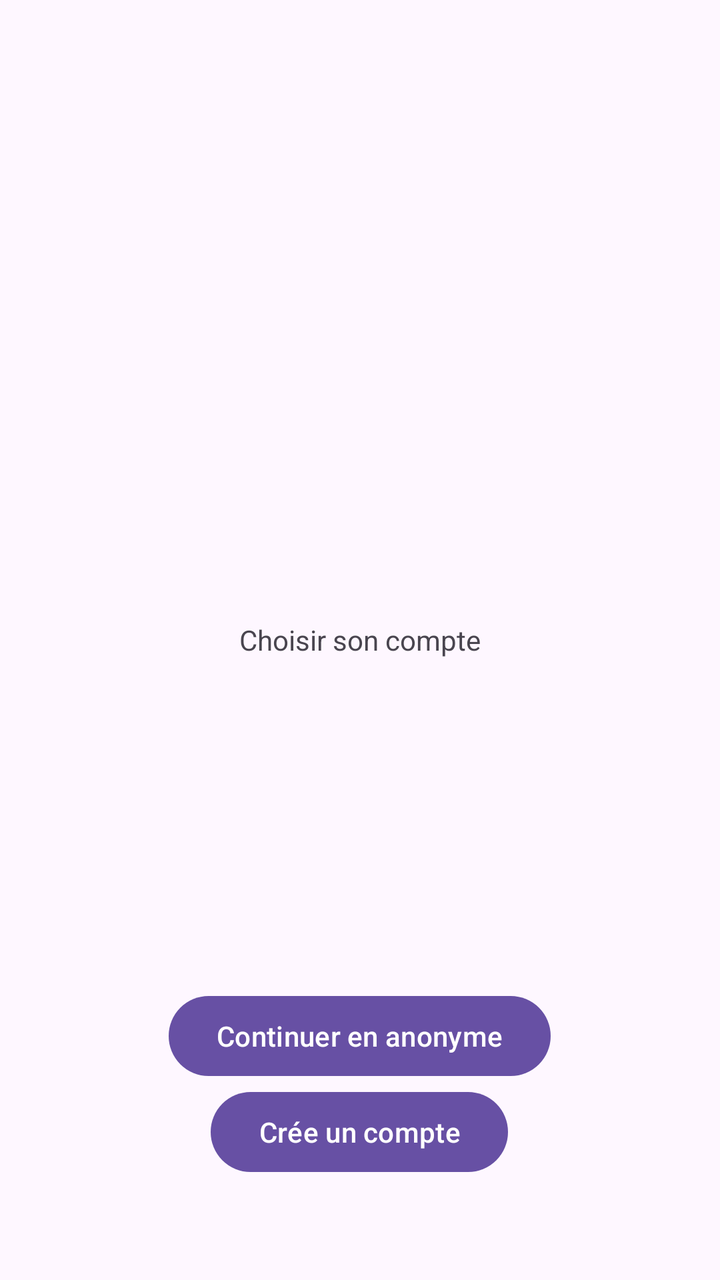
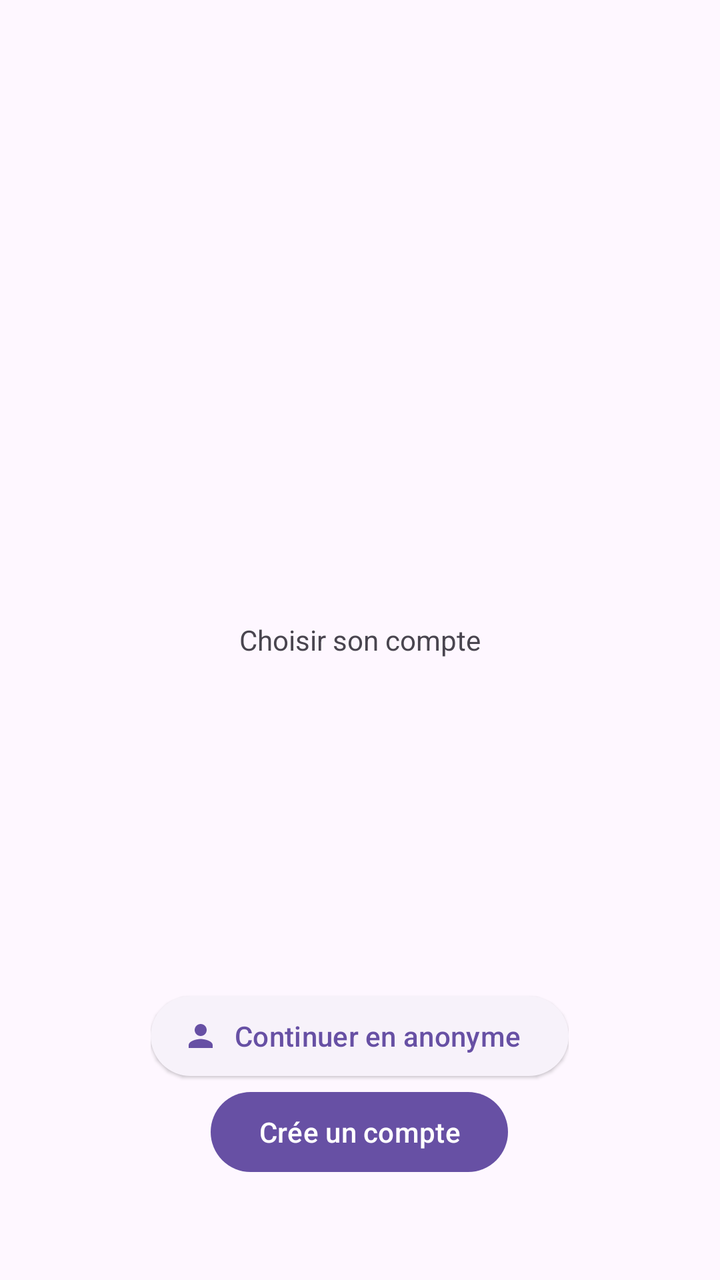

Two renders of the same Android screen: before a commit and after it. Below are the layout's source before the change and the commit's diff.
<!-- AndroidManifest.xml: application theme Theme.MiniProjet -->
<!-- res/layout/activity_main.xml -->
<?xml version="1.0" encoding="utf-8"?>
<RelativeLayout xmlns:android="http://schemas.android.com/apk/res/android"
    xmlns:app="http://schemas.android.com/apk/res-auto"
    xmlns:tools="http://schemas.android.com/tools"
    android:id="@+id/main"
    android:layout_width="match_parent"
    android:layout_height="match_parent"
    tools:context=".MainActivity">


    <LinearLayout
        android:layout_width="wrap_content"
        android:layout_height="wrap_content"
        android:gravity="center"
        android:layout_centerInParent="true"
        android:orientation="vertical">

        <TextView
            android:layout_width="wrap_content"
            android:layout_height="wrap_content"
            android:text="@string/Main_main_title"/>


    </LinearLayout>

    <LinearLayout
        android:layout_width="wrap_content"
        android:layout_height="wrap_content"
        android:layout_alignParentBottom="true"
        android:layout_centerInParent="true"
        android:orientation="vertical"
        android:gravity="center"
        android:layout_marginBottom="50dp">
        <Button
            android:layout_width="wrap_content"
            android:layout_height="wrap_content"
            android:text="@string/Main_btn_Ano"
            android:id="@+id/Main_btn_Ano"/>

        <Button
            android:layout_width="wrap_content"
            android:layout_height="wrap_content"
            android:text="@string/Main_btn_crea"
            android:id="@+id/Main_btn_crea"/>
    </LinearLayout>

</RelativeLayout>
<!-- resources referenced by this layout -->
<resources>
  <string name="Main_btn_Ano">Continuer en anonyme</string>
  <string name="Main_btn_crea">Crée un compte</string>
  <string name="Main_main_title">Choisir son compte</string>
  <style name="Theme.MiniProjet" parent="Base.Theme.MiniProjet" />
  <style name="Base.Theme.MiniProjet" parent="Theme.Material3.DayNight.NoActionBar">
          
          
      </style>
</resources>

<!-- the commit's change to res/layout/activity_main.xml (unified diff, before → after) -->
@@ -19,8 +19,6 @@
             android:layout_width="wrap_content"
             android:layout_height="wrap_content"
             android:text="@string/Main_main_title"/>
-
-
     </LinearLayout>
 
     <LinearLayout
@@ -32,10 +30,13 @@
         android:gravity="center"
         android:layout_marginBottom="50dp">
         <Button
+            style="@style/Widget.Material3.Button.ElevatedButton.Icon"
             android:layout_width="wrap_content"
             android:layout_height="wrap_content"
             android:text="@string/Main_btn_Ano"
-            android:id="@+id/Main_btn_Ano"/>
+            android:id="@+id/Main_btn_Ano"
+            app:icon="@drawable/baseline_person_24"
+            />
 
         <Button
             android:layout_width="wrap_content"
@@ -44,4 +45,6 @@
             android:id="@+id/Main_btn_crea"/>
     </LinearLayout>
 
+
+
 </RelativeLayout>
<!-- resource entries referenced after the edit -->
@@ -1,5 +1,11 @@
 <!-- resources referenced by this layout -->
 <resources>
+  <!-- drawable baseline_person_24 (drawable) -->
+  <vector xmlns:android="http://schemas.android.com/apk/res/android" android:height="24dp" android:tint="#000000" android:viewportHeight="24" android:viewportWidth="24" android:width="24dp">
+        
+      <path android:fillColor="@android:color/white" android:pathData="M12,12c2.21,0 4,-1.79 4,-4s-1.79,-4 -4,-4 -4,1.79 -4,4 1.79,4 4,4zM12,14c-2.67,0 -8,1.34 -8,4v2h16v-2c0,-2.66 -5.33,-4 -8,-4z"/>
+      
+  </vector>
   <string name="Main_btn_Ano">Continuer en anonyme</string>
   <string name="Main_btn_crea">Crée un compte</string>
   <string name="Main_main_title">Choisir son compte</string>
